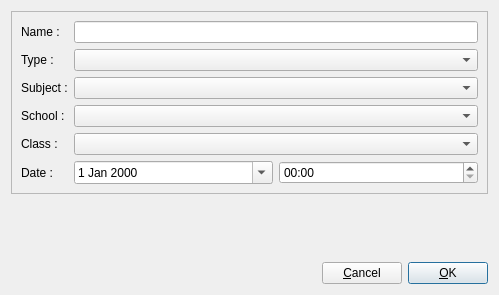
jeremydumais/TeacherHelper, file TeacherHelper/src/editAssessmentForm.ui: the form before one commit.
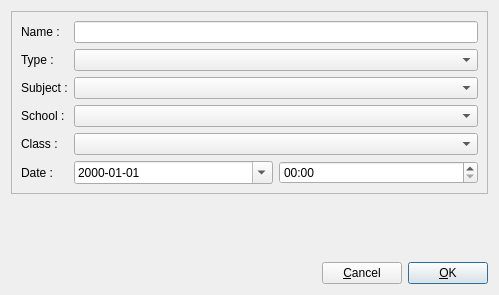
The form after the commit. Icons and pictures are not drawn.

Commit message: Set the current date and time on adding a new assessment.

What changed in the file:
```diff
--- a/TeacherHelper/src/editAssessmentForm.ui
+++ b/TeacherHelper/src/editAssessmentForm.ui
@@ -81,6 +81,9 @@
            <layout class="QHBoxLayout" name="horizontalLayout_4">
             <item>
              <widget class="QDateEdit" name="dateEditAssessmentDate">
+              <property name="displayFormat">
+               <string>yyyy-MM-dd</string>
+              </property>
               <property name="calendarPopup">
                <bool>true</bool>
               </property>
```
The commit also changes 2 other files.
